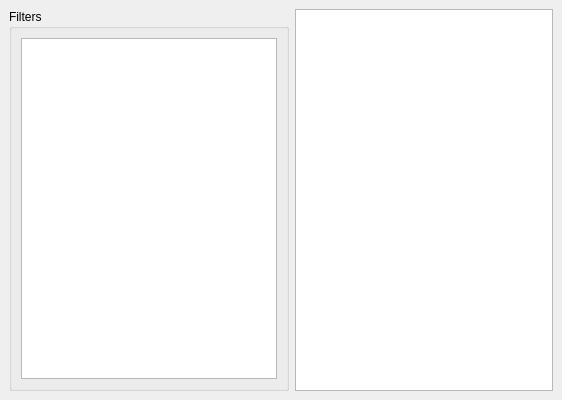
Above: apps/opencs/views/idlist.ui from zinnschlag/openmw before the change. Below: the same form after it.
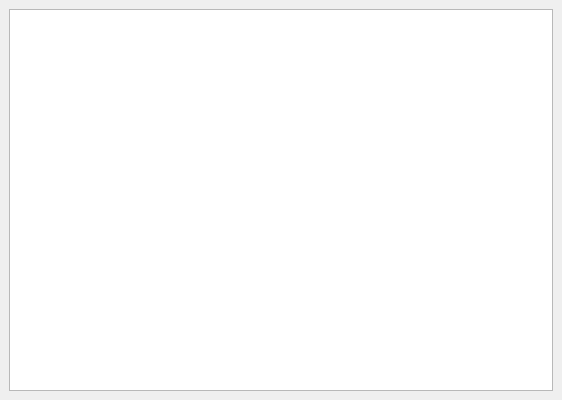
That is the form after the change.

Commit message: Moved FilterTree to own Widget

What changed in the file:
```diff
--- a/apps/opencs/views/idlist.ui
+++ b/apps/opencs/views/idlist.ui
@@ -39,40 +39,6 @@
   </property>
   <widget class="QWidget" name="dockWidgetContents">
    <layout class="QHBoxLayout" name="horizontalLayout">
-    <item>
-     <widget class="QGroupBox" name="groupBoxFilter">
-      <property name="sizePolicy">
-       <sizepolicy hsizetype="Fixed" vsizetype="Preferred">
-        <horstretch>0</horstretch>
-        <verstretch>0</verstretch>
-       </sizepolicy>
-      </property>
-      <property name="title">
-       <string>Filters</string>
-      </property>
-      <layout class="QVBoxLayout" name="verticalLayout">
-       <item>
-        <widget class="QTreeView" name="treeViewFilter">
-         <property name="sizePolicy">
-          <sizepolicy hsizetype="Expanding" vsizetype="Expanding">
-           <horstretch>0</horstretch>
-           <verstretch>0</verstretch>
-          </sizepolicy>
-         </property>
-         <property name="minimumSize">
-          <size>
-           <width>100</width>
-           <height>0</height>
-          </size>
-         </property>
-         <property name="indentation">
-          <number>10</number>
-         </property>
-        </widget>
-       </item>
-      </layout>
-     </widget>
-    </item>
     <item>
      <widget class="QTableView" name="tableView">
       <property name="alternatingRowColors">
```
The commit also changes 10 other files.
